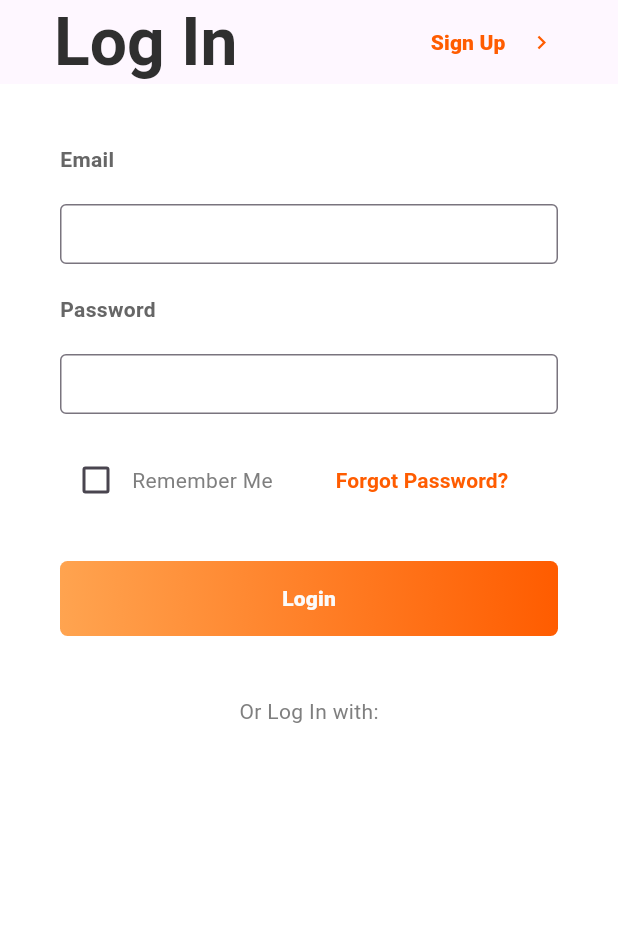
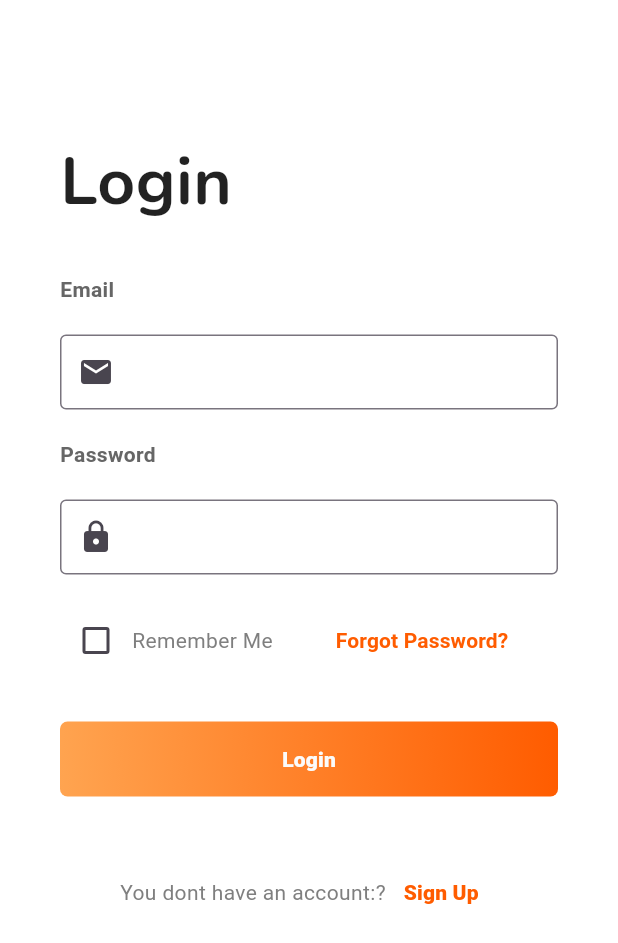
Before and after one commit to ChrisKamanzi/HabitTrackerApp, a Flutter app: the screen it shows after launch, on a phone screen of 412 x 824 dp. Shown: the top 943 px of the screen. Run offline on Flutter 3.47's test engine with Material 3 defaults, Android fonts, the phone set to English and light mode, and no system bars; drawn by our look-alikes of animated_text_kit; our stand-ins replace cloud_firestore, firebase_auth, firebase_core, flutter_otp_text_field, flutter_riverpod, go_router and 3 more; missing offline and left inert: email_otp; accounts and stored records are empty; Roboto replaces fonts that are missing (Nonito).

Commit message:
added a local storage in flutter

```diff
--- a/lib/authentication/forgot_password.dart
+++ b/lib/authentication/forgot_password.dart
@@ -25,8 +25,6 @@ class _forgotPasswordState extends State<forgotPassword> {
     );
 
     bool result = await otpNumber.sendOTP();
-
-
     if (result) {
       print('OTP sent successfully to $email');
     } else {
--- a/lib/authentication/login.dart
+++ b/lib/authentication/login.dart
@@ -1,9 +1,11 @@
 import 'package:firebase_auth/firebase_auth.dart';
 import 'package:flutter/material.dart';
 import '../Home/home.dart';
+import 'package:shared_preferences/shared_preferences.dart';
 import 'forgot_password.dart';
 import 'package:go_router/go_router.dart';
 import 'sign_up.dart';
+import 'package:animated_text_kit/animated_text_kit.dart';
 
 class login extends StatefulWidget {
   const login({super.key});
@@ -14,26 +16,32 @@ class login extends StatefulWidget {
 
 class _LoginState extends State<login> {
   bool _isChecked = false;
-  bool _isLoading = false; // Track loading state
-
+  bool _isLoading = false;
   TextEditingController _emailController = TextEditingController();
   TextEditingController _passController = TextEditingController();
 
   Future<void> Login() async {
     setState(() {
-      _isLoading = true; // Set loading to true when login starts
+      _isLoading = true;
     });
 
     try {
-      await FirebaseAuth.instance.signInWithEmailAndPassword(
+      UserCredential userCredential = await FirebaseAuth.instance
+          .signInWithEmailAndPassword(
           email: _emailController.text.trim(),
           password: _passController.text.trim());
+
+      if (_isChecked) {
+        SharedPreferences prefs = await SharedPreferences.getInstance();
+        await prefs.setBool('isLoggedIn', true);
+        await prefs.setString('userEmail', userCredential.user?.email ?? '');
+        print('saved');
+      }
       context.go('/homepage');
     } catch (e) {
-      // Handle error, show message if needed
     } finally {
       setState(() {
-        _isLoading = false; // Set loading to false when login is complete
+        _isLoading = false;
       });
     }
   }
@@ -41,58 +49,32 @@ class _LoginState extends State<login> {
   @override
   Widget build(BuildContext context) {
     return Scaffold(
-      appBar: AppBar(
-        automaticallyImplyLeading: false,
-        title: Padding(
-          padding: const EdgeInsets.only(left: 20),
-          child: Text(
-            'Log In',
-            style: TextStyle(
-                fontFamily: 'Nonito',
-                fontSize: 44,
-                fontWeight: FontWeight.w700,
-                color: Color.fromRGBO(47, 47, 47, 1)),
-          ),
-        ),
-        actions: [
-          Padding(
-            padding: const EdgeInsets.only(right: 15),
-            child: Row(
-              children: [
-                TextButton(
-                    onPressed: () {
-                      Navigator.push(context,
-                          MaterialPageRoute(builder: (context) => sign_up()));
-                    },
-                    child: Row(
-                      children: [
-                        Text(
-                          'Sign Up',
-                          style: TextStyle(
-                              fontSize: 14,
-                              fontFamily: 'Nonito',
-                              fontWeight: FontWeight.w800,
-                              color: Color.fromRGBO(255, 92, 0, 1)),
-                        ),
-                        IconButton(
-                          onPressed: () {},
-                          icon: Icon(Icons.keyboard_arrow_right),
-                          color: Color.fromRGBO(255, 92, 0, 1),
-                        )
-                      ],
-                    )),
-              ],
-            ),
-          )
-        ],
-      ),
-      body: SingleChildScrollView(
+      body: Padding(
+        padding: const EdgeInsets.only(top: 50),
+        child: SingleChildScrollView(
           scrollDirection: Axis.vertical,
           child: Padding(
             padding: const EdgeInsets.all(40),
             child: Column(
               crossAxisAlignment: CrossAxisAlignment.start,
               children: [
+
+                AnimatedTextKit(
+                  animatedTexts: [
+                    WavyAnimatedText(
+                      'Login',
+                      textStyle: TextStyle(
+                        fontFamily: 'Nunito', // Fixed the font name typo
+                        fontSize: 44,
+                        fontWeight: FontWeight.w700,
+                      ),
+                    ),
+                  ],
+                ),
+
+                SizedBox(
+                  height: 30,
+                ),
                 Text(
                   'Email',
                   style: TextStyle(
@@ -106,10 +88,11 @@ class _LoginState extends State<login> {
                   height: 20,
                 ),
                 SizedBox(
-                height: 40,
+                  height: 50,
                   child: TextField(
                     controller: _emailController,
                     decoration: InputDecoration(
+                        prefixIcon: Icon(Icons.email),
                         border: OutlineInputBorder(
                           borderRadius: BorderRadius.circular(4),
                         )),
@@ -127,11 +110,12 @@ class _LoginState extends State<login> {
                 ),
                 SizedBox(height: 20),
                 SizedBox(
-                height: 40,
+                  height: 50,
                   child: TextField(
                     controller: _passController,
                     obscureText: true,
                     decoration: InputDecoration(
+                        prefixIcon: Icon(Icons.lock),
                         border: OutlineInputBorder(
                           borderRadius: BorderRadius.circular(4),
                         )),
@@ -215,8 +199,12 @@ class _LoginState extends State<login> {
                       ),
                 SizedBox(height: 40),
                 Center(
-                child: Text(
-                  'Or Log In with:',
+                  child: Padding(
+                    padding: const EdgeInsets.only(left: 40),
+                    child: Row(
+                      children: [
+                        Text(
+                          'You dont have an account:?',
                           style: TextStyle(
                             fontFamily: 'Nonito',
                             fontSize: 14,
@@ -224,8 +212,21 @@ class _LoginState extends State<login> {
                             color: Color.fromRGBO(127, 127, 127, 1),
                           ),
                         ),
+                        TextButton(
+                          onPressed: () => context.go('/signUp'),
+                         child: Text( 'Sign Up',
+                          style: TextStyle(
+                              fontSize: 14,
+                              fontFamily: 'Nonito',
+                              fontWeight: FontWeight.w800,
+                              color: Color.fromRGBO(255, 92, 0, 1)),
+                        ) ),
+                      ],
+                    ),
+                  ),
                 ),
               ],
+            ),
           ),
         ),
       ),
--- a/lib/main.dart
+++ b/lib/main.dart
@@ -2,39 +2,32 @@ import 'package:flutter/material.dart';
 import 'package:new_application/Progress/progress_page.dart';
 import 'package:new_application/Settings/Settings_page.dart';
 import 'package:new_application/authentication/login.dart';
+import 'package:new_application/Home/home.dart';
+import 'package:new_application/authentication/sign_up.dart';
+import 'package:new_application/firebase_options.dart';
+import 'package:firebase_core/firebase_core.dart';
+import 'package:flutter_riverpod/flutter_riverpod.dart';
+import 'package:go_router/go_router.dart';
 import 'package:new_application/providers/them_provider.dart';
-import 'Home/home.dart';
-import 'authentication/sign_up.dart';
-import 'firebase_options.dart';
-import 'package:firebase_core/firebase_core.dart';
-import 'package:provider/provider.dart';
-import 'providers/everyday_provider.dart';
-import 'providers/username_provider.dart';
-import 'package:go_router/go_router.dart';
 
 void main() async {
   WidgetsFlutterBinding.ensureInitialized();
   await Firebase.initializeApp(
     options: DefaultFirebaseOptions.currentPlatform,
   );
-
   runApp(
-    MultiProvider(
-      providers: [
-        ChangeNotifierProvider(create: (context) => UserProvider()),
-        ChangeNotifierProvider(create: (context) => EverydayProvider()),
-        ChangeNotifierProvider(create: (context) => ThemeProvider()),
-      ],
+    ProviderScope(
       child: const MyApp(),
     ),
   );
 }
 
-class MyApp extends StatelessWidget {
-  const MyApp({super.key});
+class MyApp extends ConsumerWidget {
+  const MyApp({super.key}
+      );
 
   @override
-  Widget build(BuildContext context) {
+  Widget build(BuildContext context, WidgetRef ref) {
     final GoRouter _router = GoRouter(
       initialLocation: '/',
       routes: [
@@ -47,40 +40,43 @@ class MyApp extends StatelessWidget {
         GoRoute(
           path: '/homepage',
           builder: (BuildContext context, GoRouterState state) {
-            return homepage(); // Your homepage screen
+            return homepage();
           },
         ),
         GoRoute(
           path: '/progress',
           builder: (BuildContext context, GoRouterState state) {
-            return progresss(); // Your homepage screen
+            return progresss();
           },
         ),
         GoRoute(
           path: '/settings',
           builder: (BuildContext context, GoRouterState state) {
-            return settings(); // Your homepage screen
+            return settings();
+          },
+        ),
+        GoRoute(
+          path: '/login',
+          builder: (BuildContext context, GoRouterState state) {
+            return login();
           },
         ),
         GoRoute(
           path: '/signUp',
           builder: (BuildContext context, GoRouterState state) {
-            return sign_up(); // Your sign-up screen
+            return sign_up();
           },
         ),
       ],
     );
 
-    return Consumer<ThemeProvider>(
-      builder: (context, themeProvider, child) {
-        return MaterialApp.router(
-          routerConfig: _router,
-          themeMode: themeProvider.themeMode,
-          theme: themeProvider.lightTheme,
-          darkTheme: themeProvider.darkTheme,
-          debugShowCheckedModeBanner: false,
-        );
-      },
+    final themeMode = ref.watch(themeProvider);
+    return MaterialApp.router(
+      routerConfig: _router,
+      themeMode: themeMode,
+      theme: ref.watch(themeProvider.notifier).lightTheme,
+      darkTheme: ref.watch(themeProvider.notifier).darkTheme,
+      debugShowCheckedModeBanner: false,
     );
   }
 }
--- a/lib/providers/them_provider.dart
+++ b/lib/providers/them_provider.dart
@@ -1,13 +1,11 @@
 import 'package:flutter/material.dart';
+import 'package:flutter_riverpod/flutter_riverpod.dart';
 
-class ThemeProvider extends ChangeNotifier {
-  ThemeMode themeMode = ThemeMode.light;
-
-  bool get isDarkMode => themeMode == ThemeMode.dark;
+class ThemeNotifier extends StateNotifier<ThemeMode> {
+  ThemeNotifier() : super(ThemeMode.light); // Default to light theme
 
   void toggleTheme(bool isDark) {
-    themeMode = isDark ? ThemeMode.dark : ThemeMode.light;
-    notifyListeners();
+    state = isDark ? ThemeMode.dark : ThemeMode.light;
   }
 
   ThemeData get lightTheme => ThemeData(
@@ -22,7 +20,6 @@ class ThemeProvider extends ChangeNotifier {
           style: ElevatedButton.styleFrom(backgroundColor: Colors.blue),
         ),
       );
-
   ThemeData get darkTheme => ThemeData(
         brightness: Brightness.dark,
         primaryColor: Colors.teal,
@@ -36,3 +33,7 @@ class ThemeProvider extends ChangeNotifier {
         ),
       );
 }
+
+final themeProvider = StateNotifierProvider<ThemeNotifier, ThemeMode>((ref) {
+  return ThemeNotifier();
+});
--- a/pubspec.yaml
+++ b/pubspec.yaml
@@ -46,6 +46,9 @@ dependencies:
   provider: ^6.1.2
   contained_tab_bar_view: ^0.8.0
   go_router: ^14.8.1
+  flutter_riverpod: ^2.6.1
+  animated_text_kit: ^4.2.3
+  shared_preferences: ^2.5.2
 
 dev_dependencies:
   flutter_test:
```
Also changed, not shown: lib/Home/home.dart (+21 -10 lines), lib/Settings/Theme.dart (+8 -6 lines), lib/authentication/sign_up.dart (+34 -53 lines), lib/providers/everyday_provider.dart (+14 -12 lines), lib/providers/username_provider.dart (+9 -9 lines), pubspec.lock, 4 other files. Lines whose indentation alone changed are shown as unchanged.
